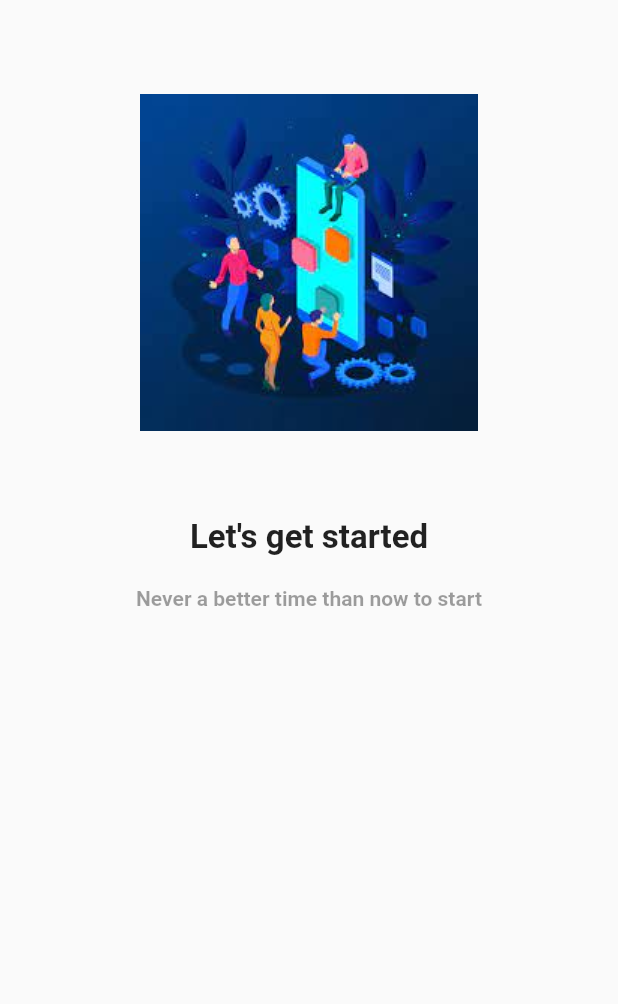
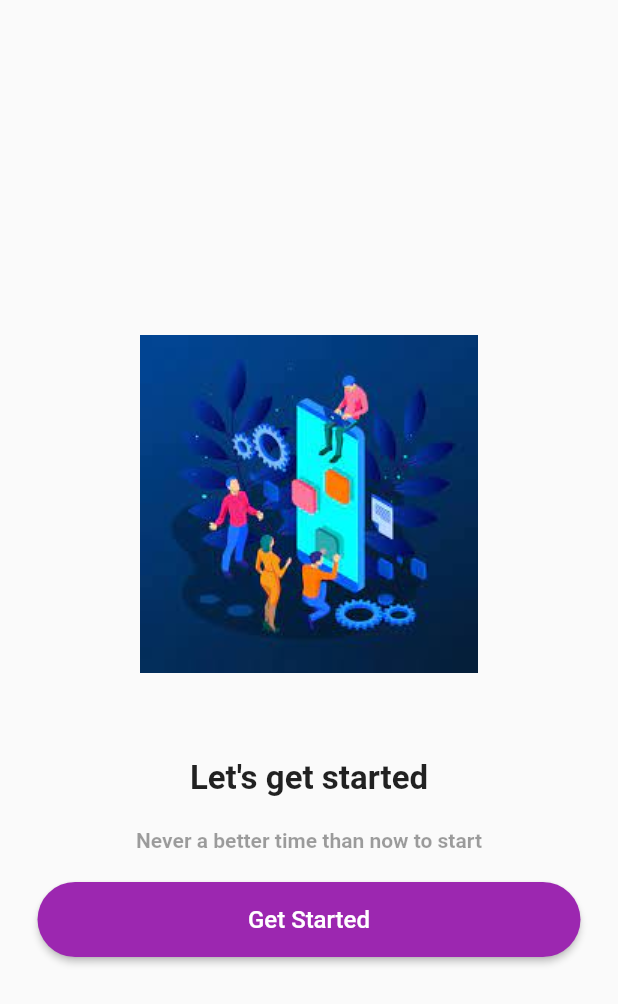
Before and after one commit to mohamedmostfa2000/Phone_Auth_Flutter_FireBase_App, a Flutter app: the screen it shows after launch, on a phone screen of 412 x 824 dp. Shown: the top 1004 px of the screen. Run offline on Flutter 3.47's test engine with Material 2 defaults, Android fonts, the light colour scheme and no system bars.

Commit message:
Mohamed Mostfa - design custom elevated button

```diff
--- a/lib/Screens/Welcome_Screen.dart
+++ b/lib/Screens/Welcome_Screen.dart
@@ -3,6 +3,7 @@ import 'package:flutter/src/widgets/container.dart';
 import 'package:flutter/src/widgets/framework.dart';
 
 import 'package:flutter/material.dart';
+import 'package:phone_auth_flutter_firebase/Widgets/Custom_Button.dart';
 
 class WelcomeScreen extends StatefulWidget {
   const WelcomeScreen({super.key});
@@ -20,6 +21,7 @@ class _WelcomeScreenState extends State<WelcomeScreen> {
         child: Padding(
           padding: const EdgeInsets.symmetric(vertical: 25, horizontal: 25),
           child: Column(
+            mainAxisAlignment: MainAxisAlignment.center,
             children: [
               Image.asset(
                 "assets/image1.jpeg",
@@ -42,6 +44,14 @@ class _WelcomeScreenState extends State<WelcomeScreen> {
                   fontWeight: FontWeight.bold,
                 ),
               ),
+              const SizedBox(
+                height: 20,
+              ),
+              SizedBox(
+                width: 400,
+                height: 50,
+                child: CustomButton(text: "Get Started", onPressed: () {}),
+              )
             ],
           ),
         ),
--- /dev/null
+++ b/lib/Widgets/Custom_Button.dart
@@ -0,0 +1,26 @@
+import 'package:flutter/material.dart';
+
+class CustomButton extends StatelessWidget {
+  final String text;
+  final VoidCallback onPressed;
+  const CustomButton({super.key, required this.text, required this.onPressed});
+
+  @override
+  Widget build(BuildContext context) {
+    return ElevatedButton(
+      onPressed: onPressed,
+      style: ButtonStyle(
+          foregroundColor: MaterialStateProperty.all<Color>(Colors.white),
+          backgroundColor: MaterialStateProperty.all<Color>(Colors.purple),
+          shape: MaterialStateProperty.all<RoundedRectangleBorder>(
+            RoundedRectangleBorder(
+              borderRadius: BorderRadius.circular(25.0),
+            ),
+          )),
+      child: Text(
+        text,
+        style: const TextStyle(fontSize: 16),
+      ),
+    );
+  }
+}
```
